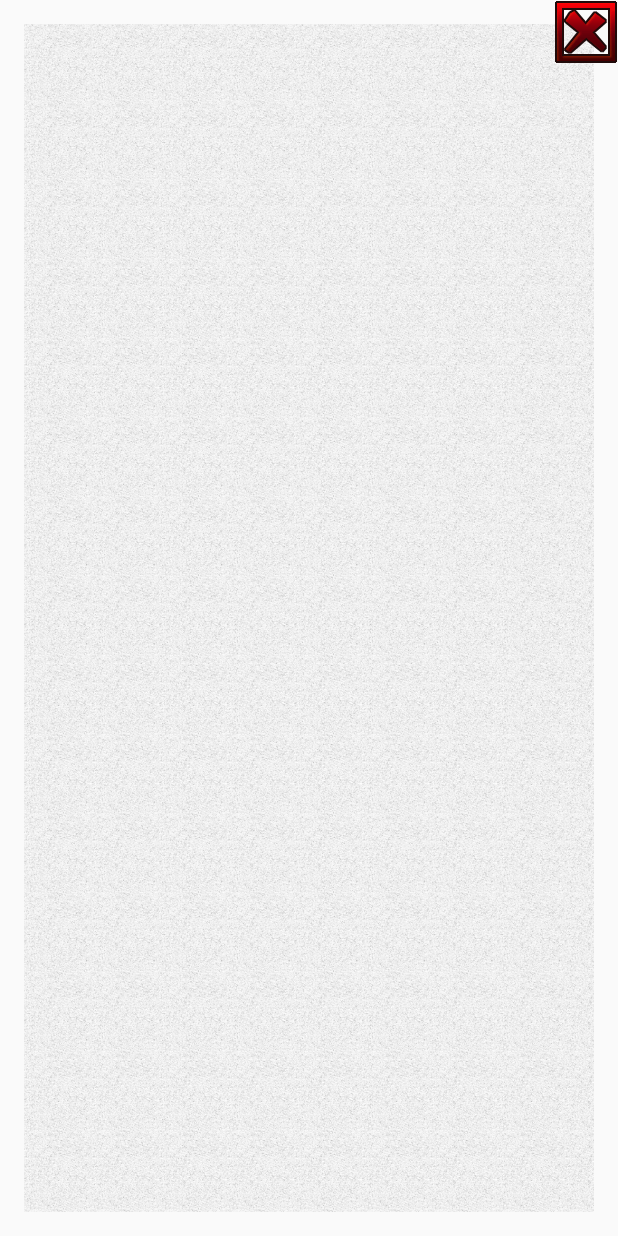
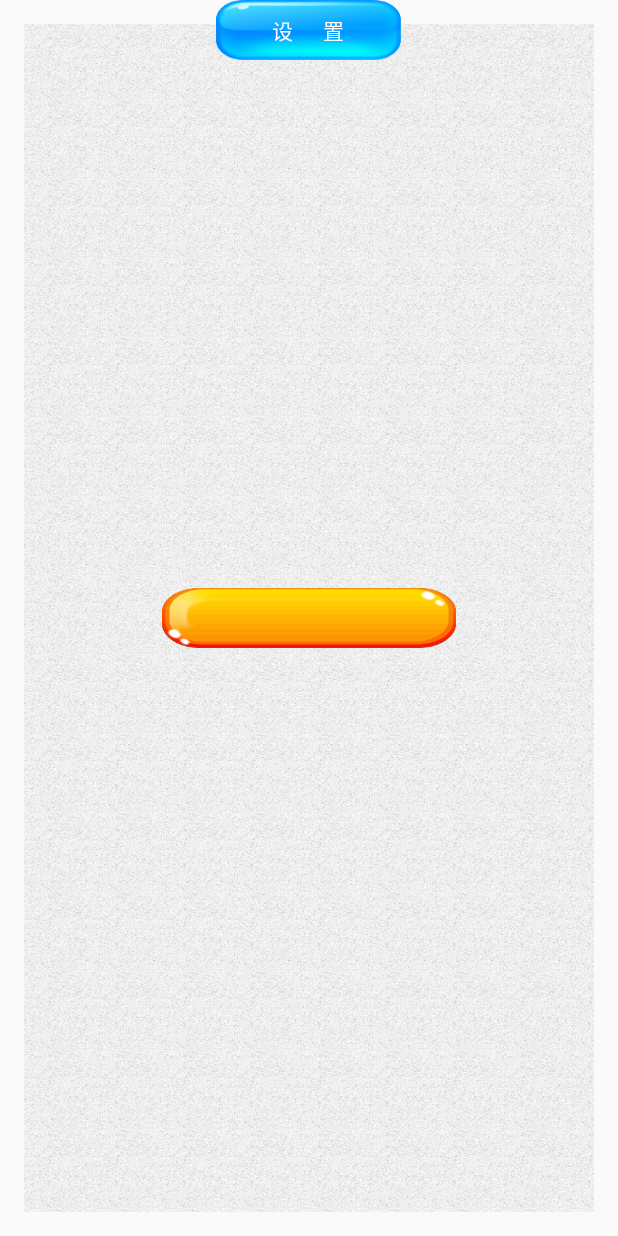
Before and after one commit to ximsfei/ImpossibleRush, an Android app: the layout activity_settings.xml on its own in the app's theme, with its tools: preview values and no code run, on a phone screen of 412 x 824 dp. Run offline under Robolectric (Android 15) with nearby library versions, the phone set to English and light mode, and no system bars.

Commit message:
声音开关
Signed-off-by: pengfengwang <550616352@qq.com>

```diff
--- a/app/src/main/AndroidManifest.xml
+++ b/app/src/main/AndroidManifest.xml
@@ -3,6 +3,7 @@
     package="com.ximsfei.rush">
 
     <application
+        android:name=".RushApplication"
         android:allowBackup="true"
         android:icon="@mipmap/ic_launcher"
         android:label="@string/app_name"
--- a/app/src/main/res/layout/activity_settings.xml
+++ b/app/src/main/res/layout/activity_settings.xml
@@ -11,14 +11,24 @@
         android:background="@drawable/background"
         android:orientation="vertical">
 
+        <TextView
+            android:id="@+id/sound"
+            android:layout_width="wrap_content"
+            android:layout_height="40dp"
+            android:layout_centerInParent="true"
+            android:background="@drawable/btn_background_yellow"
+            android:gravity="center"
+            android:textColor="@android:color/white" />
+
     </RelativeLayout>
 
-    <ImageView
-        android:id="@+id/close"
+    <Button
+        android:id="@+id/settings"
         android:layout_width="wrap_content"
-        android:layout_height="wrap_content"
-        android:layout_alignParentRight="true"
+        android:layout_height="40dp"
         android:layout_alignParentTop="true"
-        android:src="@drawable/btn_close" />
-
+        android:layout_centerHorizontal="true"
+        android:background="@drawable/btn_background_blue"
+        android:text="设      置"
+        android:textColor="@android:color/white" />
 </RelativeLayout>
--- a/app/src/main/res/values/strings.xml
+++ b/app/src/main/res/values/strings.xml
@@ -1,3 +1,5 @@
 <resources>
-    <string name="app_name">ImpossibleRush</string>
+    <string name="app_name">旋转颜色</string>
+    <string name="sound_on">声音 开</string>
+    <string name="sound_off">声音 关</string>
 </resources>
```
Also changed, not shown: app/src/main/java/com/ximsfei/rush/PlayGameActivity.java (+10 -0 lines), app/src/main/java/com/ximsfei/rush/RankingsActivity.java (+0 -11 lines), app/src/main/java/com/ximsfei/rush/RushApplication.java (added, +17 -0 lines), app/src/main/java/com/ximsfei/rush/SettingsActivity.java (+9 -5 lines), app/src/main/java/com/ximsfei/rush/util/SPUtils.java (added, +51 -0 lines), app/src/main/res/layout/activity_rankings.xml (+7 -6 lines), app/src/main/res/drawable-hdpi/btn_close.png.
